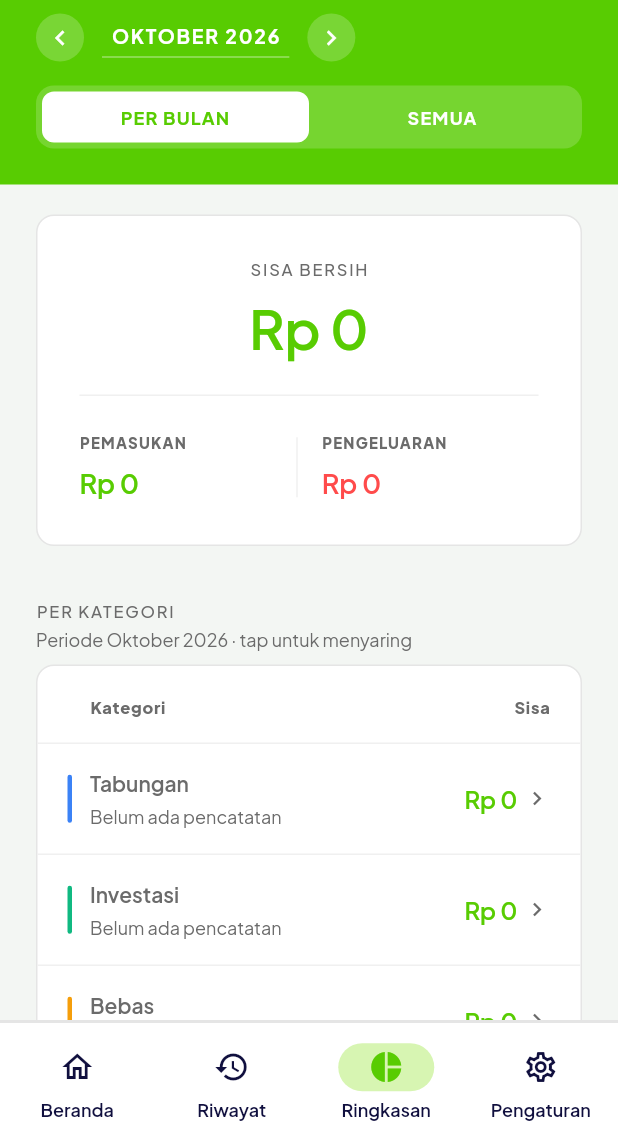
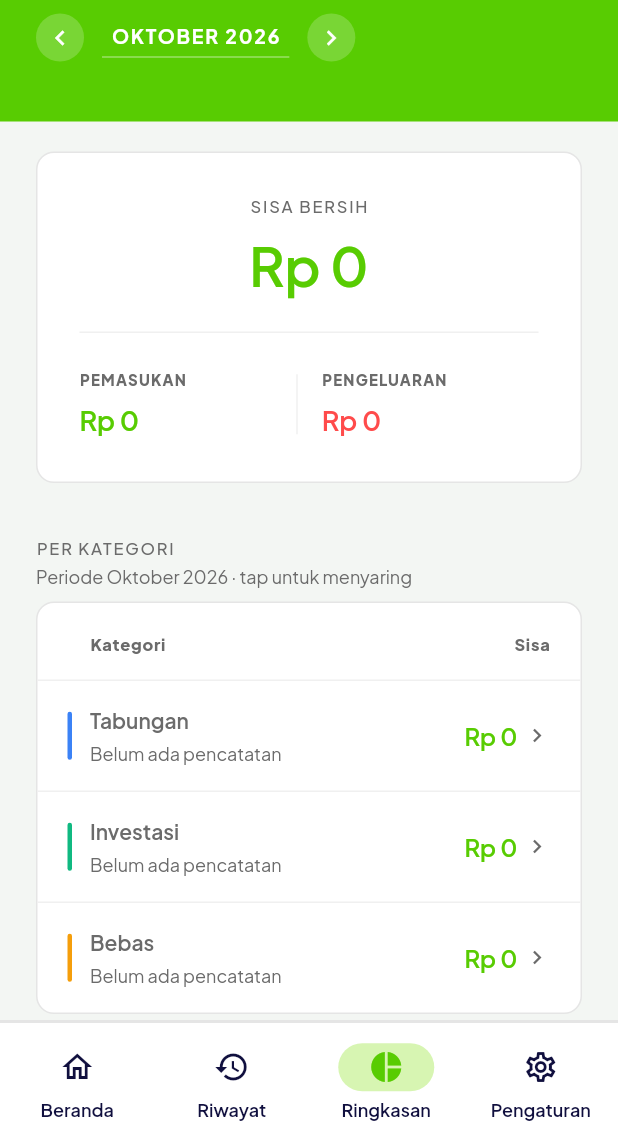
Before and after one commit to xelisme/Pundi, a Flutter app: the screen it shows after launch, item 3 of the bottom bar chosen, on a phone screen of 412 x 824 dp, the part 93-1236 px from its top. Run offline on Flutter 3.47's test engine with Material 3 defaults, Android fonts, the phone set to English and light mode, and no system bars; our stand-ins replace csv, file_picker, google_fonts, share_plus, shared_preferences.

Commit message:
Remove the PER BULAN/SEMUA toggle; Semua follows the recordings
The toggle duplicated what the period pill and the range sheet already
do: chevrons step months, the pill opens presets and custom ranges, and
"Bulan ini" snaps back to month mode with live arrows. One fewer control
in the header, one way to change periods.

Semua stops being a mode flag and becomes what it always claimed: the
span from the first recording's day through the last, resolved live from
the active history wherever the filter is built — header, scope note,
table caption and the selection handed to Riwayat. The 2000-2100 marker
survives only as the value the sheet returns for the preset (model tests
pin it), never reaching a label or a query again, so nothing prints those
dates anymore. Empty history means an unbounded filter, which matches
nothing because there is nothing to match. The sheet lights its Semua
chip from an explicit flag, since data bounds can never equal the marker.

Tests follow the new path: period pill into the sheet instead of the
tabs; labels and spans asserted are unchanged.

verify: analyze clean, 128 unit tests, all 3 integration tests.

```diff
--- a/lib/models/ledger_filter.dart
+++ b/lib/models/ledger_filter.dart
@@ -206,7 +206,10 @@ class LedgerRanges {
     );
   }
 
-  /// Every month on file, no ceiling.
+  /// Every month on file, no ceiling. A marker only: the UI resolves it to the
+  /// first and last recording when it is picked, so these dates must never
+  /// reach a label or a query. Kept wide so model-level "everything" checks
+  /// keep passing.
   static LedgerFilter allTime() => LedgerFilter(
         from: DateTime(2000),
         to: DateTime(2100),
--- a/lib/screens/summary_screen.dart
+++ b/lib/screens/summary_screen.dart
@@ -17,39 +17,58 @@ class SummaryScreen extends StatefulWidget {
   State<SummaryScreen> createState() => _SummaryScreenState();
 }
 
-/// Which span of history the Ringkasan screen is showing.
-enum SummaryPeriod {
-  /// One calendar month, chosen with the chevrons.
-  month,
-
-  /// Every month that has at least one record — no month or year ceiling.
-  all,
-}
+/// Month stepping and the range sheet own period selection; the PER BULAN /
+/// SEMUA toggle used to live here.
 
 class _SummaryScreenState extends State<SummaryScreen> {
   DateTime _selectedMonth = DateTime.now();
-  SummaryPeriod _period = SummaryPeriod.month;
+  /// Semua mode: every month with records, bounded by the first and last
+  /// recording rather than a hardcoded century. Set only from the "Semua"
+  /// preset; the chevrons and month stepping own everything else.
+  bool _allTime = false;
 
-  /// A range that is neither a stepped month nor all-time — one of the presets,
-  /// or two dates the user picked. Null whenever the chevrons or the
-  /// PER BULAN/SEMUA toggle are in charge, which is what keeps month stepping
-  /// meaningful instead of fighting a stale range.
+  /// A range that is neither a stepped month nor Semua — one of the presets,
+  /// or two dates the user picked. Null whenever the chevrons or Semua mode
+  /// are in charge, which is what keeps month stepping meaningful instead of
+  /// fighting a stale range.
   LedgerFilter? _range;
 
   /// Null means every category.
   String? _category;
 
-  LedgerFilter get _filter {
+  LedgerFilter _filterFor(BudgetRepository repo) {
     final base = _range ??
-        (_period == SummaryPeriod.month
-            ? LedgerFilter(
+        (_allTime
+            ? _allTimeBounds(repo.activeHistory)
+            : LedgerFilter(
                 from: DateTime(_selectedMonth.year, _selectedMonth.month, 1),
                 to: DateTime(_selectedMonth.year, _selectedMonth.month + 1, 0),
-              )
-            : LedgerRanges.allTime());
+              ));
     return _category == null
         ? base
         : base.copyWith(categoryName: _category);
+  }
+
+  /// The Semua span: the first recording's day through the last recording's
+  /// day, so the view always matches what is actually on file. Archived rows
+  /// stay out, like every other total. Empty history means an unbounded
+  /// filter, which matches nothing because there is nothing to match.
+  LedgerFilter _allTimeBounds(List<TransactionRecord> records) {
+    DateTime? first;
+    DateTime? last;
+    for (final record in records) {
+      final date =
+          DateTime.fromMillisecondsSinceEpoch(effectiveDate(record));
+      if (first == null || date.isBefore(first)) first = date;
+      if (last == null || date.isAfter(last)) last = date;
+    }
+    if (first == null || last == null) {
+      return LedgerFilter(from: null, to: null);
+    }
+    return LedgerFilter(
+      from: DateTime(first.year, first.month, first.day),
+      to: DateTime(last.year, last.month, last.day, 23, 59, 59, 999),
+    );
   }
 
   /// Hand the current selection to Riwayat.
@@ -62,7 +81,8 @@ class _SummaryScreenState extends State<SummaryScreen> {
   /// and Riwayat shows what it received until the filter is cleared.
   void _publish() {
     if (!mounted) return;
-    context.read<LedgerFilterController>().setFilter(_filter);
+    final repo = context.read<BudgetRepository>();
+    context.read<LedgerFilterController>().setFilter(_filterFor(repo));
   }
 
   bool get _isRangeMode => _range != null;
@@ -70,7 +90,7 @@ class _SummaryScreenState extends State<SummaryScreen> {
   /// True when the chevrons can actually step anywhere. A hand-picked range has
   /// no month to step from, so they dim instead of silently moving the label to
   /// a month the numbers do not describe.
-  bool get _canStepMonths => !_isRangeMode && _period == SummaryPeriod.month;
+  bool get _canStepMonths => !_isRangeMode && !_allTime;
 
   String _fmt(int amount) => NumberFormat('#,##0', 'id_ID').format(amount);
 
@@ -107,11 +127,11 @@ class _SummaryScreenState extends State<SummaryScreen> {
 
   void _applyPreset(LedgerFilter next) {
     setState(() {
-      // "Semua" is the SEMUA mode, not a range of 2000 to 2100. Taking it as a
-      // literal range made the header print those dates and left the
-      // PER BULAN/SEMUA toggle with neither half lit.
+      // "Semua" is a mode, not the 2000-2100 marker: the bounds resolve to
+      // the first and last recording in _filterFor, so the header, the scope
+      // note and Riwayat all describe what is actually on file.
       if (next == LedgerRanges.allTime()) {
-        _period = SummaryPeriod.all;
+        _allTime = true;
         _range = null;
         return;
       }
@@ -119,19 +139,13 @@ class _SummaryScreenState extends State<SummaryScreen> {
       // picking "Bulan ini" leaves the chevrons live instead of freezing a copy
       // of this month with the arrows inert.
       if (_isWholeMonth(next)) {
+        _allTime = false;
         _range = null;
-        _period = SummaryPeriod.month;
         _selectedMonth = DateTime(next.from!.year, next.from!.month, 1);
         return;
       }
+      _allTime = false;
       _range = next;
-    });
-  }
-
-  void _applyPeriodTab(SummaryPeriod value) {
-    setState(() {
-      _period = value;
-      _range = null;
     });
   }
 
@@ -148,7 +162,8 @@ class _SummaryScreenState extends State<SummaryScreen> {
         borderRadius: BorderRadius.vertical(top: Radius.circular(20)),
       ),
       builder: (_) => _RangeSheet(
-        current: _filter,
+        current: _filterFor(context.read<BudgetRepository>()),
+        isAllTime: _allTime,
         onApply: (from, to) => LedgerFilter(from: from, to: to),
       ),
     );
@@ -165,7 +180,7 @@ class _SummaryScreenState extends State<SummaryScreen> {
 
   String _periodLabel() {
     if (_isRangeMode) return _formatRange(_range!);
-    if (_period == SummaryPeriod.all) return 'SEMUA PERIODE';
+    if (_allTime) return 'SEMUA PERIODE';
     return DateFormat('MMMM yyyy', 'id_ID').format(_selectedMonth).toUpperCase();
   }
 
@@ -202,7 +217,7 @@ class _SummaryScreenState extends State<SummaryScreen> {
     if (_isRangeMode) {
       return '$count · ${_formatRange(_range!).toLowerCase()}';
     }
-    if (_period == SummaryPeriod.all) {
+    if (_allTime) {
       return '${summary.monthCount} bulan · $count';
     }
     return '$count · ${DateFormat('MMMM yyyy', 'id_ID').format(_selectedMonth)}';
@@ -213,7 +228,7 @@ class _SummaryScreenState extends State<SummaryScreen> {
   String _tableCaption() {
     if (_category != null) return 'Kategori $_category';
     if (_isRangeMode) return _formatRange(_range!).toLowerCase();
-    if (_period == SummaryPeriod.all) return 'Akumulasi semua periode';
+    if (_allTime) return 'Akumulasi semua periode';
     return 'Periode ${DateFormat('MMMM yyyy', 'id_ID').format(_selectedMonth)}';
   }
 
@@ -227,7 +242,8 @@ class _SummaryScreenState extends State<SummaryScreen> {
             // Filter first, then aggregate. Reusing calculatePeriodSummary on the
             // narrowed records keeps one aggregation implementation, so a
             // filtered total cannot quietly disagree with an unfiltered one.
-            final visible = applyLedgerFilter(repo.activeHistory, _filter);
+            final visible =
+                applyLedgerFilter(repo.activeHistory, _filterFor(repo));
             final summary =
                 calculatePeriodSummary(visible, repo.categories);
             final label = _periodLabel();
@@ -266,21 +282,6 @@ class _SummaryScreenState extends State<SummaryScreen> {
                           ],
                         ),
                         const SizedBox(height: 16),
-
-                        // Period toggle: one month, or every month on record.
-                        Container(
-                          decoration: BoxDecoration(
-                            color: Colors.white.withValues(alpha: 0.18),
-                            borderRadius: BorderRadius.circular(12),
-                          ),
-                          padding: const EdgeInsets.all(4),
-                          child: Row(
-                            children: [
-                              _buildPeriodTab('PER BULAN', SummaryPeriod.month),
-                              _buildPeriodTab('SEMUA', SummaryPeriod.all),
-                            ],
-                          ),
-                        ),
 
                         // Say what is actually counted. Previously this only
                         // appeared for all-time, which left a hand-picked range
@@ -814,35 +815,6 @@ class _SummaryScreenState extends State<SummaryScreen> {
     );
   }
 
-  /// One half of the PER BULAN / SEMUA toggle in the green header.
-  Widget _buildPeriodTab(String label, SummaryPeriod value) {
-    final selected = _period == value && !_isRangeMode;
-    return Expanded(
-      child: GestureDetector(
-        onTap: () => _applyPeriodTab(value),
-        child: AnimatedContainer(
-          duration: const Duration(milliseconds: 180),
-          curve: Curves.easeOut,
-          padding: const EdgeInsets.symmetric(vertical: 8),
-          decoration: BoxDecoration(
-            color: selected ? Colors.white : Colors.transparent,
-            borderRadius: BorderRadius.circular(8),
-          ),
-          child: Text(
-            label,
-            textAlign: TextAlign.center,
-            style: GoogleFonts.plusJakartaSans(
-              fontSize: 12,
-              fontWeight: FontWeight.w700,
-              letterSpacing: 0.8,
-              color: selected ? AppColors.green : Colors.white,
-            ),
-          ),
-        ),
-      ),
-    );
-  }
-
   Widget _buildHeroMetric(
     BuildContext context, {
     required String label,
@@ -963,12 +935,17 @@ class _FilterChip extends StatelessWidget {
 class _RangeSheet extends StatefulWidget {
   const _RangeSheet({
     required this.current,
+    required this.isAllTime,
     required this.onApply,
   });
 
   /// What Ringkasan is showing now, so the fields open on the selection being
   /// changed rather than on an unrelated month.
   final LedgerFilter current;
+
+  /// Whether the Semua preset is the active choice. It arrives as data bounds
+  /// rather than the century marker, so equality alone cannot light its chip.
+  final bool isAllTime;
 
   final LedgerFilter Function(DateTime from, DateTime to) onApply;
 
@@ -1007,6 +984,11 @@ class _RangeSheetState extends State<_RangeSheet> {
       }
     });
   }
+
+  /// The last preset is Semua, which arrives as data bounds rather than the
+  /// century marker the preset list holds.
+  bool _isSemuaPreset(int index) =>
+      LedgerRanges.preset(index) == LedgerRanges.allTime();
 
   /// True when [preset] is the range currently in view, so the sheet opens with
   /// the active choice lit rather than looking unset.
@@ -1052,7 +1034,9 @@ class _RangeSheetState extends State<_RangeSheet> {
               for (var i = 0; i < LedgerRanges.presetLabels.length; i++)
                 _FilterChip(
                   label: LedgerRanges.presetLabels[i],
-                  selected: _isPreset(LedgerRanges.preset(i)),
+                  selected: _isSemuaPreset(i)
+                      ? widget.isAllTime
+                      : _isPreset(LedgerRanges.preset(i)),
                   onTap: () => Navigator.of(context)
                       .pop(LedgerRanges.preset(i)),
                 ),
```
Also changed, not shown: 3 other files.
